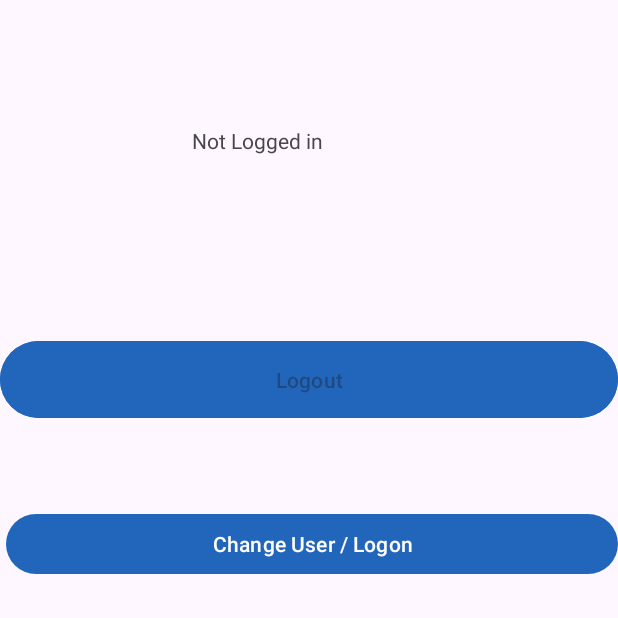
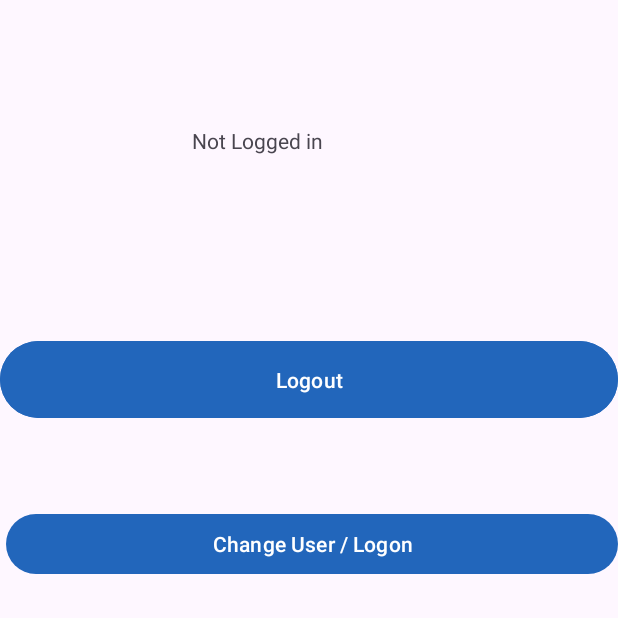
Before and after one commit to forceHW/436-group-project, an Android app: the screen it shows after launch (Logins), after a tap on "Login", on a phone screen of 412 x 824 dp, the top half of it. Run offline under Robolectric (Android 15) with nearby library versions, the phone set to English and light mode, and no system bars; our stand-ins replace Firebase (no records; nobody signed in at launch, a user with empty details on screens opened directly); libraries missing offline, so code that uses them is left out: com.firebase.ui; 1 statement that could not run was skipped; 3 other taps on this screen came first.

Commit message:
UI Improvements

```diff
--- a/app/src/main/java/com/example/groupproject/StopDetailActivity.kt
+++ b/app/src/main/java/com/example/groupproject/StopDetailActivity.kt
@@ -12,12 +12,12 @@ import com.google.firebase.auth.FirebaseAuth
 class StopDetailActivity : AppCompatActivity() {
     private lateinit var favorites: Favorites
     private lateinit var button: Button
-    private lateinit var fucl : Button
+    private lateinit var back : Button
     override fun onCreate(savedInstanceState: Bundle?) {
         super.onCreate(savedInstanceState)
         setContentView(R.layout.activity_stop_detail)
-        fucl = findViewById(R.id.backButton)
-        fucl.setOnClickListener{ finish()}
+        back = findViewById(R.id.backButton)
+        back.setOnClickListener{ finish()}
         button = findViewById(R.id.favoriteButton)
         if (FirebaseAuth.getInstance().currentUser == null) {
             Toast.makeText(this, "Please sign in to favorite stops.", Toast.LENGTH_SHORT).show()
--- a/app/src/main/res/layout/activity_favorites.xml
+++ b/app/src/main/res/layout/activity_favorites.xml
@@ -44,6 +44,7 @@
             android:text="Back"
             android:layout_marginTop="12dp"
             android:backgroundTint="@color/blue"
+            android:textColor="@color/white"
             android:padding="16dp"/>
 
         <Button
@@ -53,6 +54,7 @@
             android:text="Clear All"
             android:layout_marginTop="12dp"
             android:backgroundTint="@color/blue"
+            android:textColor="@color/white"
             android:padding="16dp"/>
 
     </LinearLayout>
--- a/app/src/main/res/layout/activity_stop_detail.xml
+++ b/app/src/main/res/layout/activity_stop_detail.xml
@@ -56,6 +56,7 @@
         android:layout_gravity="bottom"
         android:layout_marginTop="12dp"
         android:backgroundTint="@color/blue"
+        android:textColor="@color/white"
         android:padding="16dp"
         android:text="Back"
         app:layout_constraintBottom_toBottomOf="parent"
--- a/app/src/main/res/layout/activity_stop_history.xml
+++ b/app/src/main/res/layout/activity_stop_history.xml
@@ -40,6 +40,7 @@
             android:text="Back"
             android:layout_marginTop="12dp"
             android:backgroundTint="@color/blue"
+            android:textColor="@color/white"
             android:padding="16dp"/>
 
         <Button
@@ -49,6 +50,7 @@
             android:text="Clear All"
             android:layout_marginTop="12dp"
             android:backgroundTint="@color/blue"
+            android:textColor="@color/white"
             android:padding="16dp"/>
 
     </LinearLayout>
--- a/app/src/main/res/layout/login_view.xml
+++ b/app/src/main/res/layout/login_view.xml
@@ -25,6 +25,7 @@
         android:backgroundTint="@color/blue"
         android:padding="16dp"
         android:text="Logout"
+        android:textColor="@color/white"
         app:layout_constraintEnd_toEndOf="parent"
         app:layout_constraintStart_toStartOf="parent"
         app:layout_constraintTop_toTopOf="parent" />
@@ -46,6 +47,7 @@
         android:layout_marginStart="4dp"
         android:layout_marginTop="56dp"
         android:text="Back"
+        android:textColor="@color/white"
         app:layout_constraintStart_toStartOf="parent"
         app:layout_constraintTop_toBottomOf="@+id/button3" />
 </androidx.constraintlayout.widget.ConstraintLayout>
```
